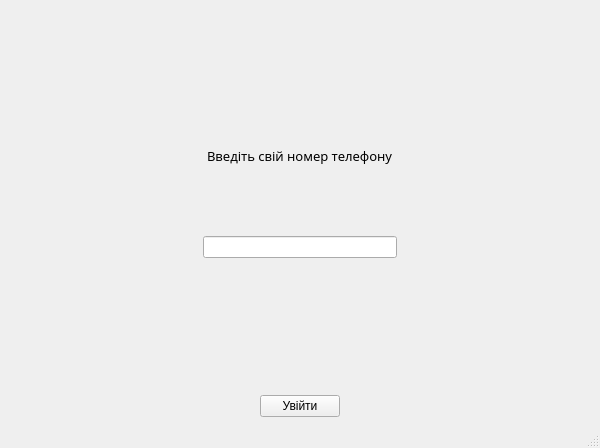
Old version of the form gui/login.ui in the repository andrii-shchur/TeleCloud.
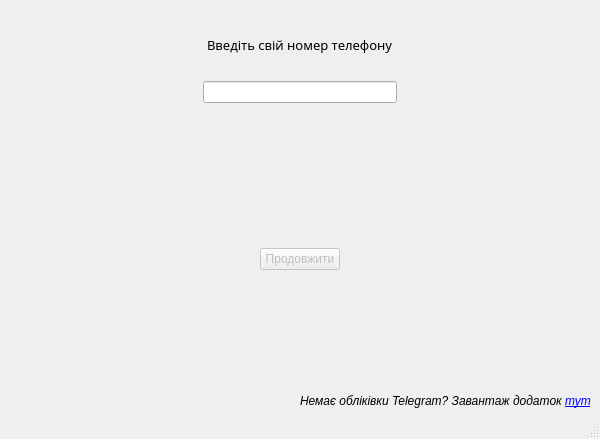
New version of the form. Icons and pictures are not drawn.

```diff
--- a/gui/login.ui
+++ b/gui/login.ui
@@ -7,7 +7,7 @@
     <x>0</x>
     <y>0</y>
     <width>600</width>
-    <height>448</height>
+    <height>439</height>
    </rect>
   </property>
   <property name="windowTitle">
@@ -62,19 +62,6 @@
       </item>
      </layout>
     </item>
-    <item>
-     <spacer name="verticalSpacer_3">
-      <property name="orientation">
-       <enum>Qt::Vertical</enum>
-      </property>
-      <property name="sizeHint" stdset="0">
-       <size>
-        <width>20</width>
-        <height>40</height>
-       </size>
-      </property>
-     </spacer>
-    </item>
     <item>
      <layout class="QVBoxLayout" name="verticalLayout_2">
       <item>
@@ -129,10 +116,13 @@
         <property name="orientation">
          <enum>Qt::Vertical</enum>
         </property>
+        <property name="sizeType">
+         <enum>QSizePolicy::Fixed</enum>
+        </property>
         <property name="sizeHint" stdset="0">
          <size>
           <width>20</width>
-          <height>40</height>
+          <height>20</height>
          </size>
         </property>
        </spacer>
@@ -200,21 +190,11 @@
       </item>
      </layout>
     </item>
-    <item>
-     <spacer name="verticalSpacer">
-      <property name="orientation">
-       <enum>Qt::Vertical</enum>
-      </property>
-      <property name="sizeHint" stdset="0">
-       <size>
-        <width>20</width>
-        <height>40</height>
-       </size>
-      </property>
-     </spacer>
-    </item>
     <item>
      <widget class="QLabel" name="alertLabel">
+      <property name="enabled">
+       <bool>true</bool>
+      </property>
       <property name="text">
        <string/>
       </property>
@@ -223,6 +203,19 @@
       </property>
      </widget>
     </item>
+    <item>
+     <spacer name="verticalSpacer">
+      <property name="orientation">
+       <enum>Qt::Vertical</enum>
+      </property>
+      <property name="sizeHint" stdset="0">
+       <size>
+        <width>20</width>
+        <height>40</height>
+       </size>
+      </property>
+     </spacer>
+    </item>
     <item>
      <layout class="QHBoxLayout" name="horizontalLayout_3">
       <property name="spacing">
@@ -238,7 +231,7 @@
         </property>
         <property name="sizeHint" stdset="0">
          <size>
-          <width>40</width>
+          <width>50</width>
           <height>20</height>
          </size>
         </property>
@@ -246,13 +239,16 @@
       </item>
       <item>
        <widget class="QPushButton" name="enter_button">
+        <property name="enabled">
+         <bool>false</bool>
+        </property>
         <property name="font">
          <font>
           <pointsize>9</pointsize>
          </font>
         </property>
         <property name="text">
-         <string>Увійти</string>
+         <string>Продовжити</string>
         </property>
        </widget>
       </item>
@@ -271,6 +267,45 @@
       </item>
      </layout>
     </item>
+    <item>
+     <spacer name="verticalSpacer_3">
+      <property name="orientation">
+       <enum>Qt::Vertical</enum>
+      </property>
+      <property name="sizeHint" stdset="0">
+       <size>
+        <width>20</width>
+        <height>10</height>
+       </size>
+      </property>
+     </spacer>
+    </item>
+    <item alignment="Qt::AlignRight">
+     <widget class="QLabel" name="label">
+      <property name="font">
+       <font>
+        <family>Segoe UI</family>
+        <weight>50</weight>
+        <italic>true</italic>
+        <bold>false</bold>
+        <underline>false</underline>
+        <kerning>true</kerning>
+       </font>
+      </property>
+      <property name="text">
+       <string>Немає обліківки Telegram? Завантаж додаток &lt;a href=&quot;https://t.me/&quot;&gt;тут&lt;/a&gt;</string>
+      </property>
+      <property name="indent">
+       <number>0</number>
+      </property>
+      <property name="openExternalLinks">
+       <bool>true</bool>
+      </property>
+      <property name="textInteractionFlags">
+       <set>Qt::TextBrowserInteraction</set>
+      </property>
+     </widget>
+    </item>
    </layout>
   </widget>
   <widget class="QMenuBar" name="menubar">
```
Left out of the diff: 12 changed lines with no effect on the pictures.
